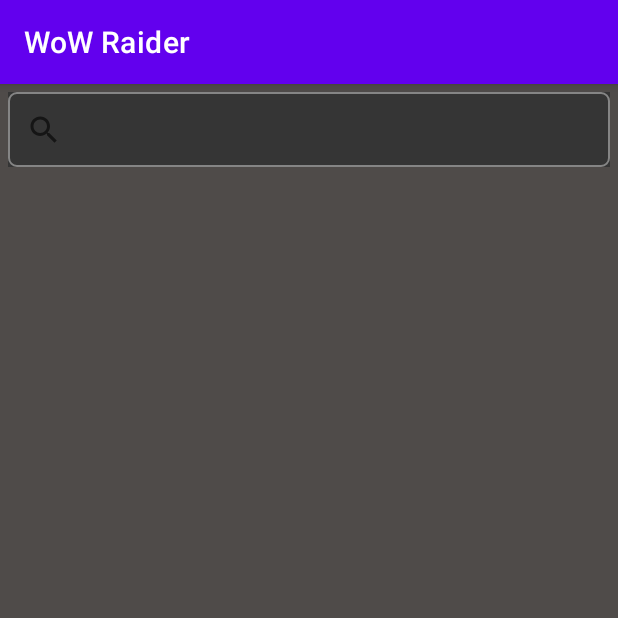
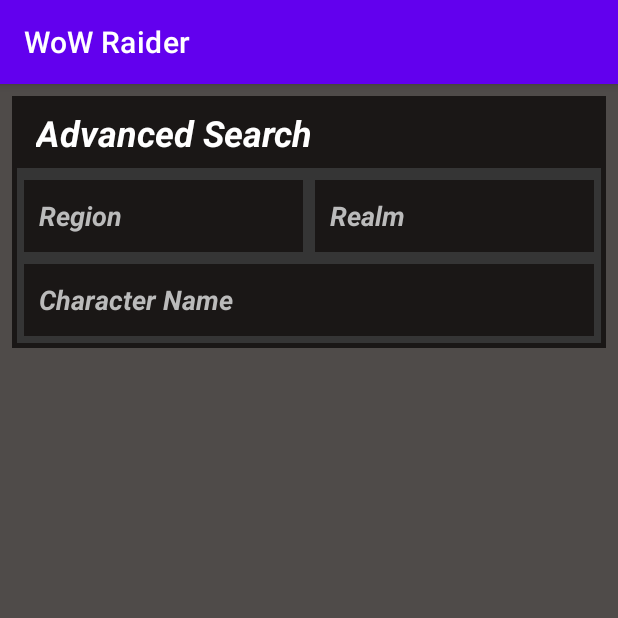
Before and after one commit to DaniilVdovin/WoWRaider, an Android app: the screen it shows after launch (MainActivity), on a phone screen of 412 x 824 dp, the top half of it. Run offline under Robolectric (Android 15) with nearby library versions, the phone set to English and light mode, and no system bars; 2 statements that could not run were skipped.

Commit message:
advanced_search

```diff
--- a/app/src/main/java/com/daniilvdovin/wowraider/MainActivity.java
+++ b/app/src/main/java/com/daniilvdovin/wowraider/MainActivity.java
@@ -31,6 +31,7 @@ public class MainActivity extends AppCompatActivity{
 
             @Override
             public boolean onQueryTextChange(String newText) {
+
                 return false;
             }
         });
--- a/app/src/main/res/layout/activity_main.xml
+++ b/app/src/main/res/layout/activity_main.xml
@@ -8,14 +8,99 @@
     android:background="@color/back"
     tools:context=".MainActivity">
 
-    <SearchView
-        android:id="@+id/search"
-        android:layout_width="0dp"
-        android:layout_height="50dp"
-        android:layout_margin="5dp"
-        android:background="@drawable/inf_box"
+    <androidx.constraintlayout.widget.ConstraintLayout
+        android:id="@+id/bar_search"
+        android:layout_width="match_parent"
+        android:layout_height="wrap_content"
+        android:layout_marginStart="8dp"
+        android:layout_marginTop="8dp"
+        android:layout_marginEnd="8dp"
+        android:background="@drawable/border"
         app:layout_constraintEnd_toEndOf="parent"
         app:layout_constraintStart_toStartOf="parent"
-        app:layout_constraintTop_toTopOf="parent" />
+        app:layout_constraintTop_toTopOf="parent">
+
+        <TextView
+            android:id="@+id/tv_info_search"
+            android:layout_width="wrap_content"
+            android:layout_height="wrap_content"
+            android:layout_marginStart="16dp"
+            android:layout_marginTop="8dp"
+            android:text="Advanced Search"
+            android:textColor="@color/bar_text_white"
+            android:textSize="24sp"
+            android:textStyle="bold|italic"
+            android:typeface="sans"
+            app:layout_constraintEnd_toEndOf="parent"
+            app:layout_constraintHorizontal_bias="0.0"
+            app:layout_constraintStart_toStartOf="parent"
+            app:layout_constraintTop_toTopOf="parent" />
+
+        <LinearLayout
+            android:layout_width="match_parent"
+            android:layout_height="wrap_content"
+            android:layout_marginStart="4dp"
+            android:layout_marginTop="52dp"
+            android:layout_marginEnd="4dp"
+            android:layout_marginBottom="4dp"
+            android:orientation="vertical"
+            app:layout_constraintBottom_toBottomOf="parent"
+            app:layout_constraintEnd_toEndOf="parent"
+            app:layout_constraintStart_toStartOf="parent"
+            app:layout_constraintTop_toTopOf="parent"
+            app:layout_constraintVertical_bias="0.0">
+
+            <LinearLayout
+                android:layout_width="match_parent"
+                android:layout_height="wrap_content"
+                android:layout_weight="1"
+                android:orientation="horizontal">
+
+                <EditText
+                    android:id="@+id/editTextTextRegion"
+                    android:layout_width="wrap_content"
+                    android:layout_height="wrap_content"
+                    android:layout_margin="4dp"
+                    android:layout_weight="1"
+                    android:background="@drawable/border"
+                    android:ems="10"
+                    android:inputType="textPersonName"
+                    android:padding="10dp"
+                    android:text="Region"
+                    android:textColor="@color/bar_text_smoke"
+                    android:textStyle="bold|italic" />
+
+                <EditText
+                    android:id="@+id/editTextTextRealm"
+                    android:layout_width="wrap_content"
+                    android:layout_height="wrap_content"
+                    android:layout_margin="4dp"
+                    android:layout_weight="1"
+                    android:background="@drawable/border"
+                    android:ems="10"
+                    android:inputType="textPersonName"
+                    android:padding="10dp"
+                    android:text="Realm"
+                    android:textColor="@color/bar_text_smoke"
+                    android:textStyle="bold|italic" />
+
+            </LinearLayout>
+
+            <EditText
+                android:id="@+id/editTextTextCharacterName"
+                android:layout_width="match_parent"
+                android:layout_height="wrap_content"
+                android:layout_margin="4dp"
+                android:layout_weight="1"
+                android:background="@drawable/border"
+                android:ems="10"
+                android:inputType="textPersonName"
+                android:padding="10dp"
+                android:text="Character Name"
+                android:textColor="@color/bar_text_smoke"
+                android:textStyle="bold|italic" />
+        </LinearLayout>
+
+    </androidx.constraintlayout.widget.ConstraintLayout>
 
 </androidx.constraintlayout.widget.ConstraintLayout>
--- /dev/null
+++ b/app/src/main/res/values/StaticData.xml
@@ -0,0 +1,13 @@
+<?xml version="1.0" encoding="utf-8"?>
+<resources>
+    <string-array name="static_regions">
+            <item>us</item>
+            <item>eu</item>
+            <item>tw</item>
+            <item>kr</item>
+            <item>cn</item>
+    </string-array>
+    <string-array name="server_names">
+        <item>Gordunni</item>
+    </string-array>
+</resources>
```
